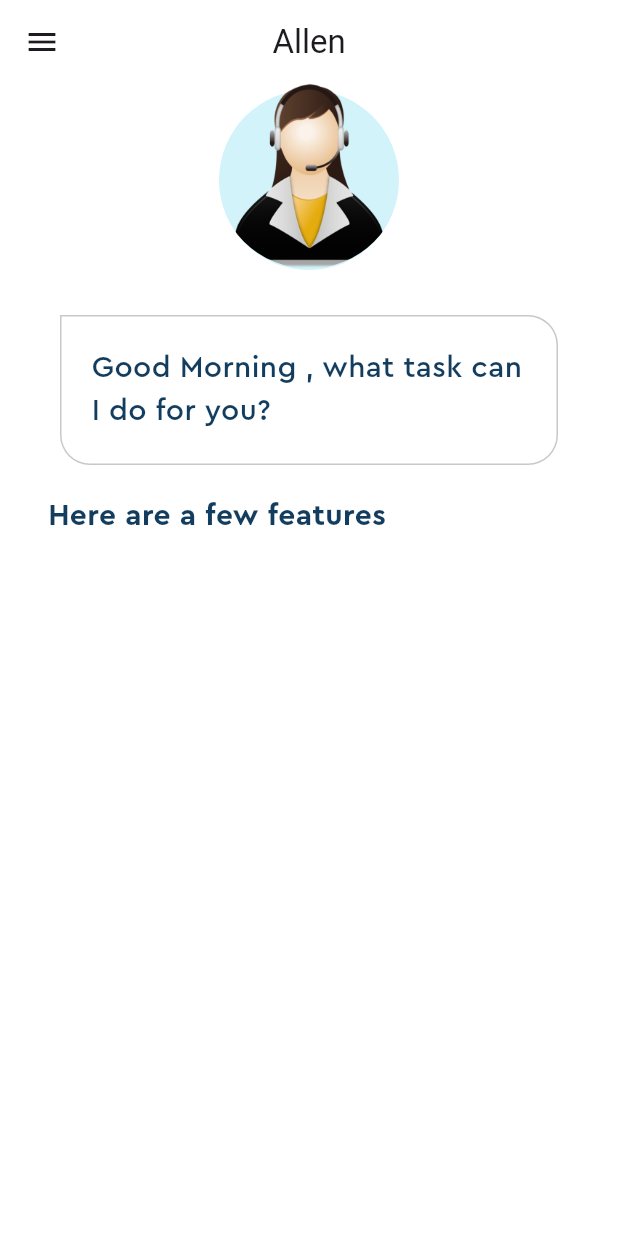
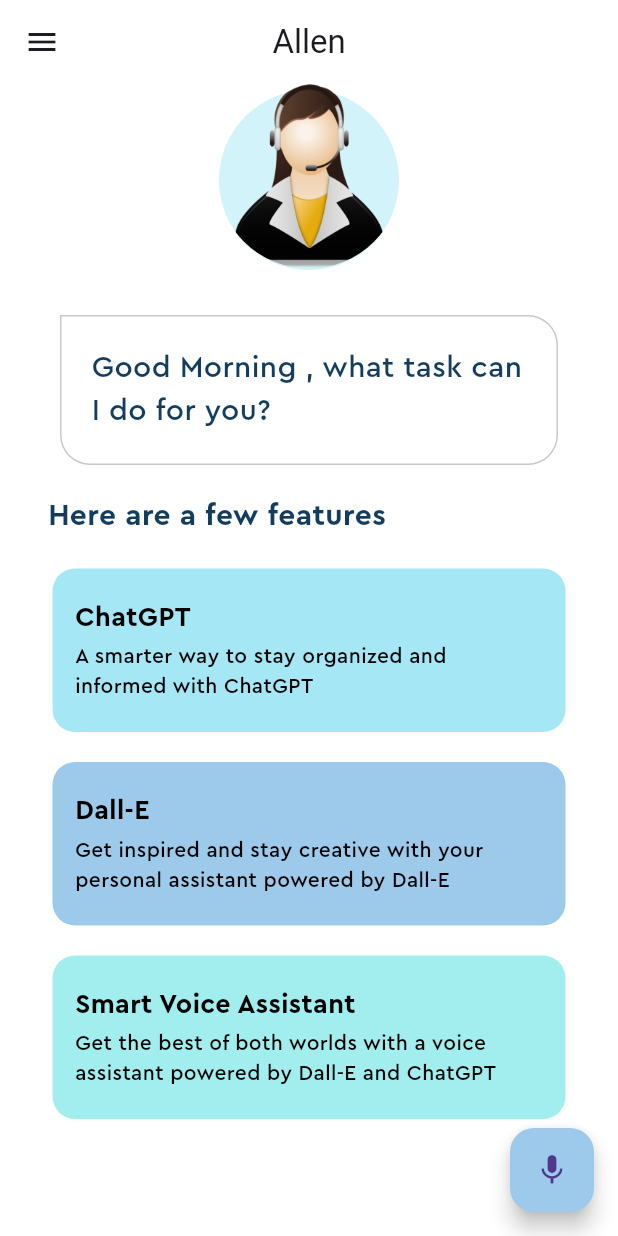
Before and after one commit to RhyshaKachari/VoxNest, a Flutter app: the screen it shows after launch, on a phone screen of 412 x 824 dp. Run offline on Flutter 3.47's test engine with Material 2 defaults, Android fonts, the phone set to English and light mode, and no system bars.

Commit message:
added mic button and suggestion feature boxes

```diff
--- a/lib/home_page.dart
+++ b/lib/home_page.dart
@@ -1,5 +1,6 @@
 import 'package:flutter/material.dart';
 import 'pallete.dart';
+import 'feature_box.dart';
 class HomePage extends StatefulWidget {
   const HomePage({Key? key}) : super(key: key);
 
@@ -16,7 +17,8 @@ class _HomePageState extends State<HomePage> {
         leading: const Icon(Icons.menu),
         centerTitle: true,
       ),
-      body: Column(
+      body: SingleChildScrollView(
+        child: Column(
           children: [
             Stack(
               children: [
@@ -85,10 +87,37 @@ class _HomePageState extends State<HomePage> {
                   fontWeight: FontWeight.bold,
                 ),
               ),
+            ),
+            //features List
+           Column(
+             children: const [
+               FeatureBox(
+                  color: Pallete.firstSuggestionBoxColor,
+                 headerText: 'ChatGPT',
+                 descriptionText: 'A smarter way to stay organized and informed with ChatGPT',
+               ),
+               FeatureBox(
+                 color: Pallete.secondSuggestionBoxColor,
+                 headerText: 'Dall-E',
+                 descriptionText: 'Get inspired and stay creative with your personal assistant powered by Dall-E',
+               ),
+               FeatureBox(
+                 color: Pallete.thirdSuggestionBoxColor,
+                 headerText: 'Smart Voice Assistant',
+                 descriptionText: 'Get the best of both worlds with a voice assistant powered by Dall-E and ChatGPT',
+               ),
+             ],
+
            )
-          //suggestions List
           ],
-      )
+        ),
+
+      ),
+      floatingActionButton: FloatingActionButton(
+        backgroundColor: Pallete.secondSuggestionBoxColor,
+          onPressed: (){},
+        child: const Icon(Icons.mic),
+      ) ,
     );
   }
 }
```
Lines whose indentation alone changed are shown as unchanged.
